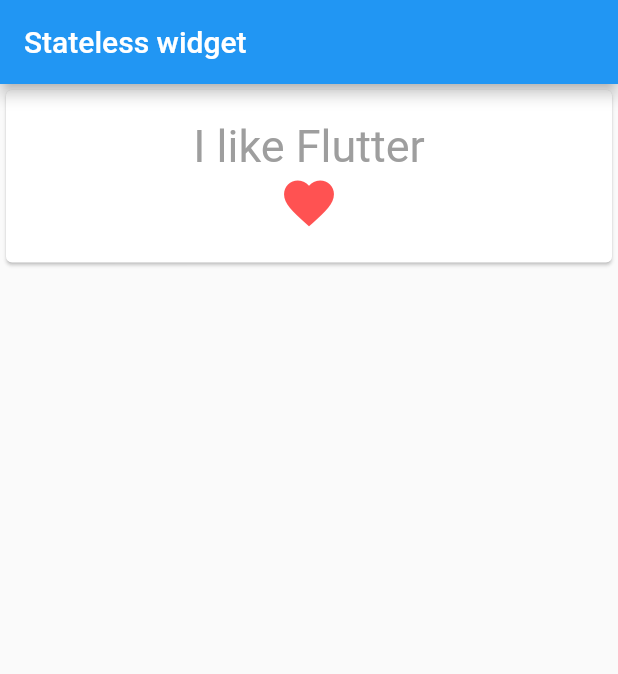
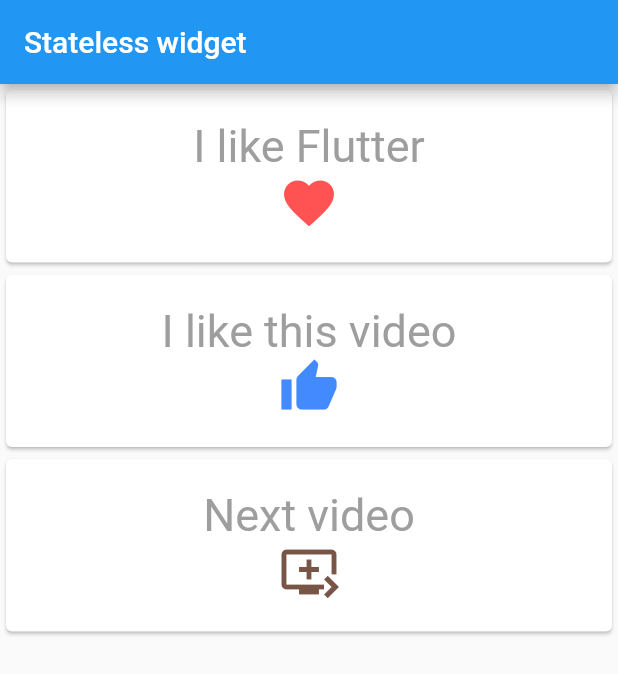
Before and after one commit to felixbvf/flutterApp1, a Flutter app: the screen it shows after launch, on a phone screen of 412 x 824 dp. Shown: the top 674 px of the screen. Run offline on Flutter 3.47's test engine with Material 2 defaults, Android fonts, the phone set to English and light mode, and no system bars.

Commit message:
widget anidados

```diff
--- a/lib/main.dart
+++ b/lib/main.dart
@@ -7,6 +7,11 @@ void main() {
 }
 
 class MyApp extends StatelessWidget {
+  final double iconSize = 40.0;
+  final TextStyle textStyle = TextStyle(
+                        color: Colors.grey,
+                        fontStyle: FontStyle.normal,
+                        fontSize: 30);
   @override
   Widget build(BuildContext context){
     return Scaffold(
@@ -18,34 +23,50 @@ class MyApp extends StatelessWidget {
         child: Column(
           crossAxisAlignment: CrossAxisAlignment.stretch,
           children: <Widget>[
-            Card (
-              child: Container(
-                padding: EdgeInsets.all(20.0),
-                child: Column(
-                  children: <Widget>[
-                    Text(
-                      "I like Flutter",
-                      style: TextStyle(
-                        color: Colors.grey,
-                        fontStyle: FontStyle.normal,
-                        fontSize: 30
-                      ),
-                    ),
-                    Icon(
-                      Icons.favorite,
-                      color: Colors.redAccent,
-                      size: 40.0,
-                    )
-                  ],
-                )
-              )
+            MyCard(
+              title: Text("I like Flutter",style: textStyle),
+              icon: Icon(Icons.favorite,color: Colors.redAccent, size: iconSize)
+            ),
+            MyCard(
+              title: Text("I like this video",style: textStyle),
+              icon: Icon(Icons.thumb_up, color: Colors.blueAccent, size: iconSize)
+            ),
+            MyCard(
+              title: Text("Next video",style: textStyle),
+              icon: Icon(Icons.queue_play_next, color: Colors.brown, size: iconSize)
             )
           ]
         ),
       ),
-
     );
   }
 
 
 }
+
+//
+class MyCard extends StatelessWidget{
+  final Widget title;
+  final Widget icon;
+
+  MyCard({this.title, this.icon});
+
+  @override
+  Widget build(BuildContext context)
+  {
+    return Card (
+              child: Container(
+                padding: EdgeInsets.all(20.0),
+                child: Column(
+                  children: <Widget>[
+                    this.title,
+                    this.icon
+                  ],
+                )
+              )
+    );
+
+  }
+
+
+}
```
